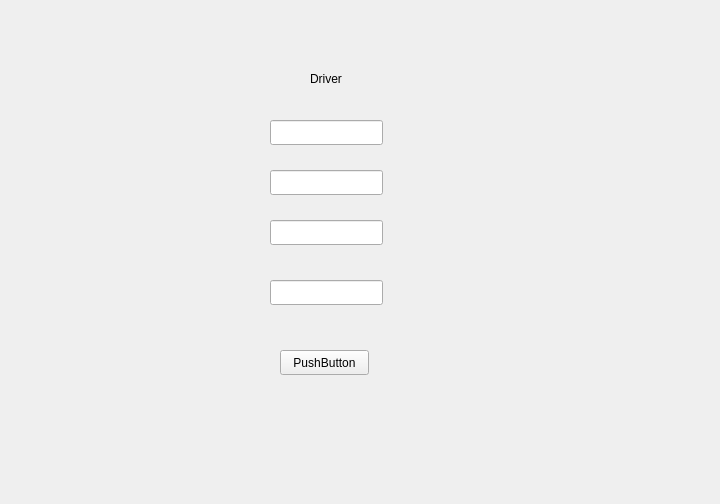
Qt form sdi_app/gui/application.ui (FratiaXd/SDI) before a commit.
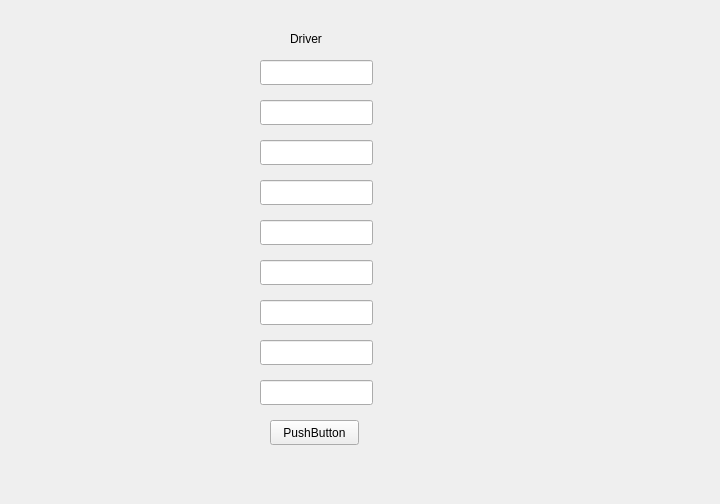
The same form after that commit. The open tabs and pages were chosen to show the change.

The edit to the form file:
```diff
--- a/sdi_app/gui/application.ui
+++ b/sdi_app/gui/application.ui
@@ -170,8 +170,8 @@
     <widget class="QLabel" name="label">
      <property name="geometry">
       <rect>
-       <x>310</x>
-       <y>70</y>
+       <x>290</x>
+       <y>30</y>
        <width>67</width>
        <height>17</height>
       </rect>
@@ -183,8 +183,8 @@
     <widget class="QLineEdit" name="lineEdit_3">
      <property name="geometry">
       <rect>
-       <x>270</x>
-       <y>120</y>
+       <x>260</x>
+       <y>60</y>
        <width>113</width>
        <height>25</height>
       </rect>
@@ -193,8 +193,8 @@
     <widget class="QLineEdit" name="lineEdit_4">
      <property name="geometry">
       <rect>
-       <x>270</x>
-       <y>170</y>
+       <x>260</x>
+       <y>100</y>
        <width>113</width>
        <height>25</height>
       </rect>
@@ -203,8 +203,8 @@
     <widget class="QLineEdit" name="lineEdit_5">
      <property name="geometry">
       <rect>
-       <x>270</x>
-       <y>220</y>
+       <x>260</x>
+       <y>140</y>
        <width>113</width>
        <height>25</height>
       </rect>
@@ -213,8 +213,8 @@
     <widget class="QLineEdit" name="lineEdit_6">
      <property name="geometry">
       <rect>
-       <x>270</x>
-       <y>280</y>
+       <x>260</x>
+       <y>180</y>
        <width>113</width>
        <height>25</height>
       </rect>
@@ -223,8 +223,8 @@
     <widget class="QPushButton" name="pushButton_4">
      <property name="geometry">
       <rect>
-       <x>280</x>
-       <y>350</y>
+       <x>270</x>
+       <y>420</y>
        <width>89</width>
        <height>25</height>
       </rect>
@@ -233,6 +233,56 @@
       <string>PushButton</string>
      </property>
     </widget>
+    <widget class="QLineEdit" name="lineEdit_13">
+     <property name="geometry">
+      <rect>
+       <x>260</x>
+       <y>220</y>
+       <width>113</width>
+       <height>25</height>
+      </rect>
+     </property>
+    </widget>
+    <widget class="QLineEdit" name="lineEdit_14">
+     <property name="geometry">
+      <rect>
+       <x>260</x>
+       <y>260</y>
+       <width>113</width>
+       <height>25</height>
+      </rect>
+     </property>
+    </widget>
+    <widget class="QLineEdit" name="lineEdit_15">
+     <property name="geometry">
+      <rect>
+       <x>260</x>
+       <y>300</y>
+       <width>113</width>
+       <height>25</height>
+      </rect>
+     </property>
+    </widget>
+    <widget class="QLineEdit" name="lineEdit_16">
+     <property name="geometry">
+      <rect>
+       <x>260</x>
+       <y>340</y>
+       <width>113</width>
+       <height>25</height>
+      </rect>
+     </property>
+    </widget>
+    <widget class="QLineEdit" name="lineEdit_17">
+     <property name="geometry">
+      <rect>
+       <x>260</x>
+       <y>380</y>
+       <width>113</width>
+       <height>25</height>
+      </rect>
+     </property>
+    </widget>
    </widget>
    <widget class="QWidget" name="page_4">
     <widget class="QLabel" name="label_3">
```
Left out of the diff: 10 changed lines with no effect on the pictures.
